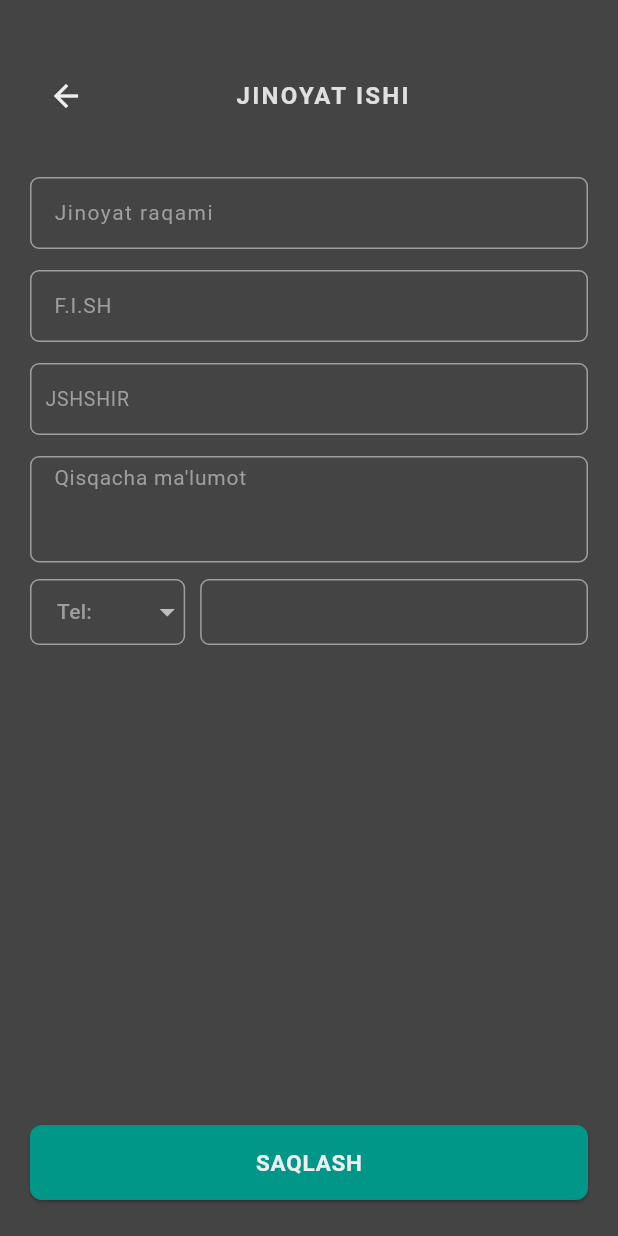
After one commit to BekpolatNormurodov/imei, a Flutter app: the JinoyatCreate screen opened directly, on a phone screen of 412 x 824 dp. The commit adds this screen. Run offline on Flutter 3.47's test engine with Material 3 defaults, Android fonts, the phone set to English and light mode, and no system bars; our stand-ins replace animated_search_bar, auto_animated, flutter_screenutil, get, hive_flutter, line_awesome_flutter and 3 more; missing offline and left inert: easy_mask, flutter_screen_lock, smart_auth; accounts and stored records are empty.

Commit message:
jinoyat ishi

```diff
--- a/lib/Screen/account/account_create.dart
+++ b/lib/Screen/account/account_create.dart
@@ -34,6 +34,7 @@ class _AccountCreateState extends State<AccountCreate> {
       backgroundColor: Color.fromRGBO(68, 68, 68, 1),
       appBar: AppBar(
         backgroundColor: Color.fromRGBO(68, 68, 68, 1),
+        leading: Container(),
         title: Text(
           "Ro'yxatdan o'tish".toUpperCase(),
           style: TextStyle(
--- /dev/null
+++ b/lib/Screen/lost/jinoyat_create.dart
@@ -0,0 +1,405 @@
+import 'package:imei/library.dart';
+
+class JinoyatCreate extends StatefulWidget {
+  const JinoyatCreate({Key? key}) : super(key: key);
+
+  @override
+  State<JinoyatCreate> createState() => _JinoyatCreateState();
+}
+
+class _JinoyatCreateState extends State<JinoyatCreate> {
+  TextEditingController? imeiController;
+  TextEditingController? shortInfoController;
+  TextEditingController? fullnameController;
+  TextEditingController? jshshirController;
+  TextEditingController? shakl1Controller;
+
+  String violat = '?';
+
+  @override
+  void initState() {
+    imeiController = TextEditingController();
+    shortInfoController = TextEditingController();
+    fullnameController = TextEditingController();
+    jshshirController = TextEditingController();
+    shakl1Controller = TextEditingController();
+    super.initState();
+  }
+
+  @override
+  Widget build(BuildContext context) {
+    // var isDark = MediaQuery.of(context).platformBrightness == Brightness.dark;
+
+    return Scaffold(
+      body: SingleChildScrollView(
+        child: Container(
+          width: Get.width,
+          height: Get.height,
+          padding: EdgeInsets.only(left: 20, right: 20, top: 40),
+          color: Color.fromRGBO(68, 68, 68, 1),
+          child: Column(
+            mainAxisAlignment: MainAxisAlignment.spaceBetween,
+            children: [
+              Column(
+                crossAxisAlignment: CrossAxisAlignment.start,
+                children: [
+                  Row(
+                    mainAxisAlignment: MainAxisAlignment.spaceBetween,
+                    children: [
+                      IconButton(
+                        onPressed: () => Get.back(),
+                        icon: Icon(
+                          Icons.arrow_back,
+                          color: Colors.grey.shade200,
+                        ),
+                      ),
+                      Text(
+                        "Jinoyat ishi".toUpperCase(),
+                        style: TextStyle(
+                          fontWeight: FontWeight.w700,
+                          fontSize: 16,
+                          color: Colors.grey.shade300,
+                          letterSpacing: 1.5,
+                        ),
+                      ),
+                      Container(width: 30),
+                    ],
+                  ),
+                  SizedBox(height: 30),
+                  imei(),
+                ],
+              ),
+              Container(
+                width: Get.width,
+                height: 50,
+                margin: EdgeInsets.only(bottom: 24),
+                child: ElevatedButton.icon(
+                  onPressed: () async {
+                    Get.off(ListImImeiLost());
+                    // Get.snackbar(
+                    //   'Successful',
+                    //   "Ma'lumotlari kiritildi !!!",
+                    //   backgroundColor: Colors.green.shade800,
+                    //   maxWidth: double.infinity,
+                    //   margin: EdgeInsets.symmetric(horizontal: 0, vertical: 0)
+                    // );
+
+                    ScaffoldMessenger.of(context).showSnackBar(
+                      SnackBar(
+                        content: Text(
+                          "Ma'lumotlar saqlandi.",
+                          style: TextStyle(
+                            fontSize: 12,
+                            fontWeight: FontWeight.w500,
+                            color: Colors.grey.shade200,
+                          ),
+                        ),
+                        showCloseIcon: true,
+                        closeIconColor: Colors.teal.shade800,
+                        backgroundColor: Colors.teal.shade300,
+                      ),
+                    );
+                  },
+                  style: ElevatedButton.styleFrom(
+                    backgroundColor: Colors.teal,
+                    shape: RoundedRectangleBorder(
+                      borderRadius: BorderRadius.circular(8),
+                    ),
+                  ),
+                  label: Text(
+                    "SAQLASH",
+                    style: TextStyle(
+                      color: Colors.grey.shade200,
+                      fontSize: 15,
+                      fontWeight: FontWeight.w600,
+                      letterSpacing: .5,
+                    ),
+                  ),
+                ),
+              ),
+            ],
+          ),
+        ),
+      ),
+    );
+  }
+
+  imei() {
+    return Column(
+      crossAxisAlignment: CrossAxisAlignment.start,
+      children: [
+        Container(
+          height: 48,
+          decoration: BoxDecoration(
+            borderRadius: BorderRadius.circular(6.r),
+          ),
+          child: TextFormField(
+            controller: shakl1Controller,
+            cursorColor: Colors.grey.shade200,
+            cursorWidth: 1,
+            keyboardType: TextInputType.number,
+            textInputAction: TextInputAction.next,
+            style: TextStyle(
+              fontSize: 14,
+              color: Colors.grey.shade200,
+              letterSpacing: 1,
+            ),
+            decoration: InputDecoration(
+              focusedBorder: OutlineInputBorder(
+                borderRadius: BorderRadius.circular(6),
+                borderSide: BorderSide(color: Colors.grey.shade300),
+              ),
+              enabledBorder: OutlineInputBorder(
+                borderRadius: BorderRadius.circular(6),
+                borderSide: BorderSide(color: Colors.grey),
+              ),
+              border: InputBorder.none,
+              hintText: "Jinoyat raqami",
+              hintStyle: TextStyle(color: Colors.grey),
+              contentPadding: EdgeInsets.only(
+                left: 12,
+                right: 10,
+              ),
+              // suffixIcon: Icon(
+              //   Icons.discount,
+              //   size: 22,
+              //   color: Colors.grey.shade200,
+              // ),
+            ),
+          ),
+        ),
+        SizedBox(height: 14),
+        Container(
+          height: 48,
+          decoration: BoxDecoration(
+
+            borderRadius: BorderRadius.circular(6.r),
+          ),
+          child: TextFormField(
+            controller: fullnameController,
+            cursorColor: Colors.grey.shade200,
+            cursorWidth: 1,
+            textCapitalization: TextCapitalization.words,
+            keyboardType: TextInputType.name,
+            textInputAction: TextInputAction.next,
+            style: TextStyle(fontSize: 14, color: Colors.grey.shade200),
+            decoration: InputDecoration(
+              contentPadding: EdgeInsets.only(
+                left: 12,
+                right: 10,
+              ),
+              border: InputBorder.none,
+              hintText: "F.I.SH",
+              hintStyle: TextStyle(color: Colors.grey),
+               focusedBorder: OutlineInputBorder(
+                      borderRadius: BorderRadius.circular(6),
+                      borderSide: BorderSide(color: Colors.grey.shade300),
+                    ),
+                    enabledBorder: OutlineInputBorder(
+                      borderRadius: BorderRadius.circular(6),
+                      borderSide: BorderSide(color: Colors.grey),
+                    ),
+              // suffixIcon: Icon(
+              //   Icons.person,
+              //   size: 24,
+              //   color: Colors.grey.shade200,
+              // ),
+            ),
+          ),
+        ),
+        SizedBox(height: 14),
+        Container(
+          height: 48,
+          decoration: BoxDecoration(
+            borderRadius: BorderRadius.circular(6.r),
+          ),
+          child: TextFormField(
+            inputFormatters: [
+              TextInputMask(
+                mask: '\\ 99999999999999',
+                placeholder: '_ ',
+                maxPlaceHolders: 14,
+              )
+            ],
+            controller: jshshirController,
+            cursorColor: Colors.grey.shade200,
+            cursorWidth: 1,
+            keyboardType: TextInputType.number,
+            textInputAction: TextInputAction.next,
+            style: TextStyle(fontSize: 14, color: Colors.grey.shade200),
+            decoration: InputDecoration(
+              contentPadding: EdgeInsets.only(
+                left: 6,
+                right: 10,
+              ),
+              border: InputBorder.none,
+              hintText: "JSHSHIR",
+              hintStyle: TextStyle(color: Colors.grey, fontSize: 13),
+               focusedBorder: OutlineInputBorder(
+                      borderRadius: BorderRadius.circular(6),
+                      borderSide: BorderSide(color: Colors.grey.shade300),
+                    ),
+                    enabledBorder: OutlineInputBorder(
+                      borderRadius: BorderRadius.circular(6),
+                      borderSide: BorderSide(color: Colors.grey),
+                    ),
+              // suffixIcon: Icon(
+              //   Icons.document_scanner,
+              //   size: 22,
+              //   color: Colors.grey.shade200,
+              // ),
+            ),
+          ),
+        ),
+        SizedBox(height: 14),
+        Container(
+          height: 72,
+          decoration: BoxDecoration(
+            borderRadius: BorderRadius.circular(6.r),
+          ),
+          child: TextFormField(
+            maxLines: 3,
+            controller: shortInfoController,
+            cursorColor: Colors.grey.shade200,
+            cursorWidth: 1,
+            keyboardType: TextInputType.name,
+            textInputAction: TextInputAction.none,
+            style: TextStyle(fontSize: 14, color: Colors.grey.shade200),
+            decoration: InputDecoration(
+              contentPadding: EdgeInsets.only(
+                left: 12,
+                right: 10,
+                top: 8,
+              ),
+              border: InputBorder.none,
+              hintText: "Qisqacha ma'lumot",
+              hintStyle: TextStyle(color: Colors.grey),
+               focusedBorder: OutlineInputBorder(
+                      borderRadius: BorderRadius.circular(6),
+                      borderSide: BorderSide(color: Colors.grey.shade300),
+                    ),
+                    enabledBorder: OutlineInputBorder(
+                      borderRadius: BorderRadius.circular(6),
+                      borderSide: BorderSide(color: Colors.grey),
+                    ),
+              // suffixIcon: Icon(
+              //   Icons.info_outline,
+              //   size: 24,
+              //   color: Colors.grey.shade200,
+              // ),
+            ),
+          ),
+        ),
+         SizedBox(height: 10),
+        Row(
+          children: [
+            Expanded(
+              flex: 2,
+              child: Container(
+                width: Get.width,
+                height: 44,
+                child: DropdownButtonFormField(
+                  focusColor: Colors.transparent,
+                  hint: Text(
+                    "Tel:",
+                    style: TextStyle(
+                      fontSize: 14,
+                      color: Colors.grey,
+                    ),
+                  ),
+                  iconEnabledColor: Colors.grey.shade400,
+                  dropdownColor: Color.fromRGBO(80, 80, 80, 1),
+                  decoration: InputDecoration(
+                    contentPadding: EdgeInsets.only(left: 14, right: 14),
+                    focusedBorder: OutlineInputBorder(
+                      borderRadius: BorderRadius.circular(6),
+                      borderSide: BorderSide(color: Colors.grey.shade300),
+                    ),
+                    enabledBorder: OutlineInputBorder(
+                      borderRadius: BorderRadius.circular(6),
+                      borderSide: BorderSide(color: Colors.grey),
+                    ),
+                  ),
+                  items: [
+                    viloyatIIB("Tel:"),
+                    viloyatIIB("IMEI:"),
+                  ],
+                  onChanged: (e) {
+                    violat = e!;
+                    imeiController!.clear();
+                    setState(() {});
+                  },
+                ),
+              ),
+            ),
+            SizedBox(width: 10),
+            Expanded(
+              flex: 5,
+              child: Container(
+                height: 44,
+                decoration: BoxDecoration(
+
+                  borderRadius: BorderRadius.circular(6.r),
+                ),
+                child: TextFormField(
+                  controller: imeiController,
+                  cursorColor: Colors.grey.shade200,
+                  cursorWidth: 1,
+                  keyboardType: TextInputType.phone,
+                  textInputAction: TextInputAction.next,
+                  style: TextStyle(
+                      fontSize: 15,
+                      color: Colors.grey.shade200,
+                      letterSpacing: 1),
+                  inputFormatters: [
+                    violat == 'IMEI:'
+                        ? TextInputMask(
+                            mask: '\\ 999999999999999',
+                            placeholder: '_ ',
+                            maxPlaceHolders: 15,
+                          )
+                        : TextInputMask(
+                            mask: '\\ (99) 999-99-99',
+                            placeholder: '_ ',
+                            maxPlaceHolders: 9,
+                          ),
+                  ],
+                  decoration: InputDecoration(
+                    contentPadding: EdgeInsets.only(
+                      left: 0,
+                      right: 0,
+                      top: 0,
+                    ),
+                    border: InputBorder.none,
+                     focusedBorder: OutlineInputBorder(
+                      borderRadius: BorderRadius.circular(6),
+                      borderSide: BorderSide(color: Colors.grey.shade300),
+                    ),
+                    enabledBorder: OutlineInputBorder(
+                      borderRadius: BorderRadius.circular(6),
+                      borderSide: BorderSide(color: Colors.grey),
+                    ),
+                    // suffixIcon: Icon(
+                    //   Icons.qr_code_scanner_outlined,
+                    //   size: 26,
+                    //   color: Colors.grey.shade200,
+                    // ),
+                  ),
+                ),
+              ),
+            ),
+          ],
+        ),
+      ],
+    );
+  }
+}
+
+DropdownMenuItem viloyatIIB(viloyat) => DropdownMenuItem(
+      child: Text(
+        viloyat,
+        style: TextStyle(fontSize: 14, color: Colors.grey.shade300),
+      ),
+      value: viloyat,
+      onTap: () {},
+    );
--- a/lib/library.dart
+++ b/lib/library.dart
@@ -23,7 +23,7 @@ export 'package:hive_flutter/hive_flutter.dart';
 export 'package:imei/Auth/login_page.dart';
 export 'package:imei/Package/animated_search_bar.dart';
 export 'package:imei/Screen/selection_page.dart';
-export 'package:imei/Screen/lost/create_imei_lost.dart';
+export 'package:imei/Screen/lost/ariza_create.dart';
 export 'package:imei/Screen/found/list_imei_found.dart';
 export 'package:imei/Screen/lost/list_imei_lost.dart';
 export 'package:imei/Screen/account/account_create.dart';
@@ -31,3 +31,4 @@ export 'package:imei/Screen/account/account_page.dart';
 export 'package:imei/Screen/check/imei_input.dart';
 export 'package:imei/Screen/check/imei_output.dart';
 export 'package:imei/Screen/check/imei_edit.dart';
+export 'package:imei/Screen/lost/jinoyat_create.dart';
```
Also changed, not shown: lib/Screen/lost/ariza_create.dart (renamed from lib/Screen/lost/create_imei_lost.dart, +98 -52 lines), lib/Screen/lost/list_imei_lost.dart (+51 -10 lines).
